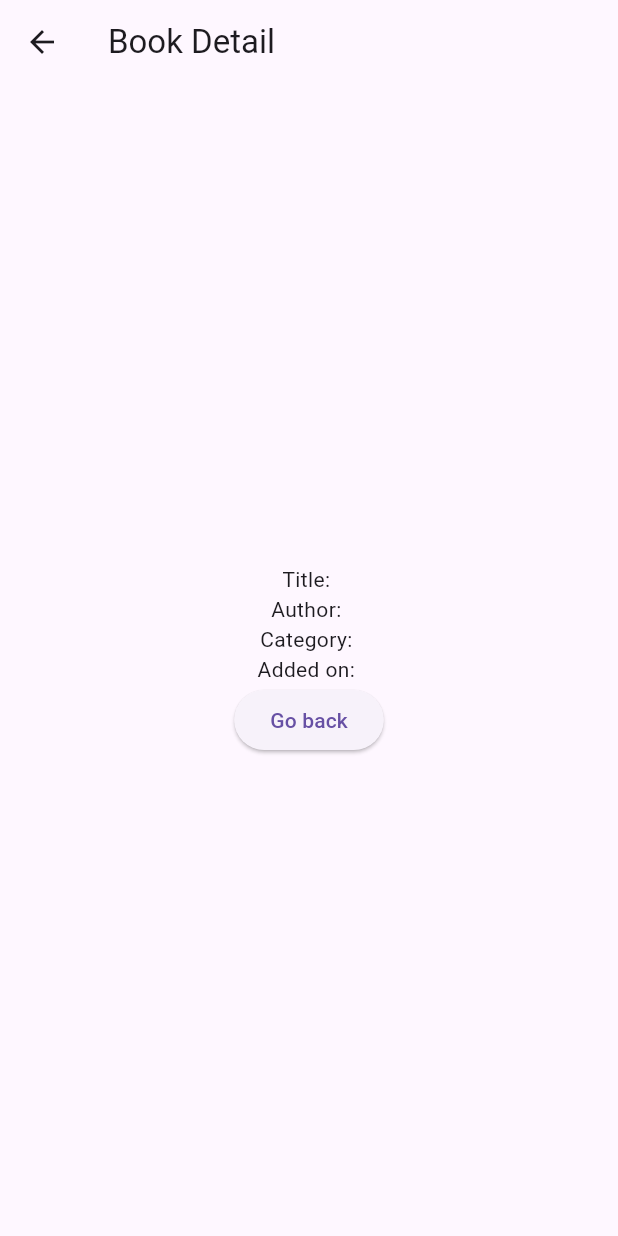
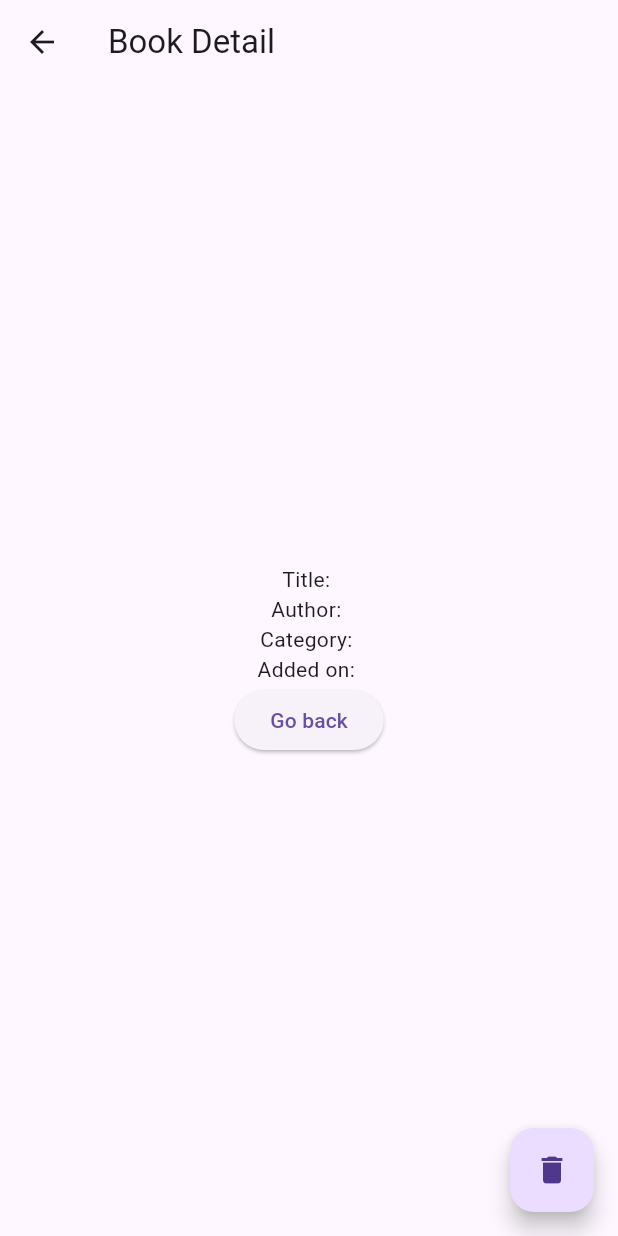
Before and after one commit to tomatoboy-hub/StackTaculer, a Flutter app: the DetailScreen screen opened directly with empty values, on a phone screen of 412 x 824 dp. Run offline on Flutter 3.47's test engine with Material 3 defaults, Android fonts, the phone set to English and light mode, and no system bars; our stand-ins replace flutter_local_notifications, sensors, sqflite; missing offline and left inert: android_alarm_manager_plus, barcode_scan2, flutter_cube; accounts and stored records are empty.

Commit message:
delete method added

```diff
--- a/lib/book.dart
+++ b/lib/book.dart
@@ -1,10 +1,12 @@
 class Book {
+  final int id;
   final String title;
   final String author;
   final String category;
   final String addedTime;
 
   Book({
+    required this.id,
     required this.title,
     required this.author,
     required this.category,
--- a/lib/database_helper.dart
+++ b/lib/database_helper.dart
@@ -54,4 +54,10 @@ class DatabaseHelper {
     Database db = await database;
     return await db.query(table);
   }
+
+  Future<int> delete(int id) async {
+    Database db = await database;
+    return await db.delete(table, where: '$columnId = ?', whereArgs: [id]);
+  }
+
 }
--- a/lib/screens/detail_screen.dart
+++ b/lib/screens/detail_screen.dart
@@ -3,8 +3,8 @@ import '../book.dart'; // Bookクラスを定義したファイル
 
 class DetailScreen extends StatelessWidget {
   final Book book;
-
-  const DetailScreen({Key? key, required this.book}) : super(key: key);
+  final VoidCallback onDelete; // onDeleteプロパティを追加
+  const DetailScreen({Key? key, required this.book, required this.onDelete}) : super(key: key);
 
   @override
   Widget build(BuildContext context) {
@@ -29,6 +29,11 @@ class DetailScreen extends StatelessWidget {
           ],
         ),
       ),
+      floatingActionButton: FloatingActionButton(
+        onPressed: onDelete, // 削除ボタン
+        tooltip: 'Delete',
+        child: Icon(Icons.delete),
+      ),
     );
   }
 }
```
Also changed, not shown: lib/screens/home_screen.dart (+19 -3 lines).
